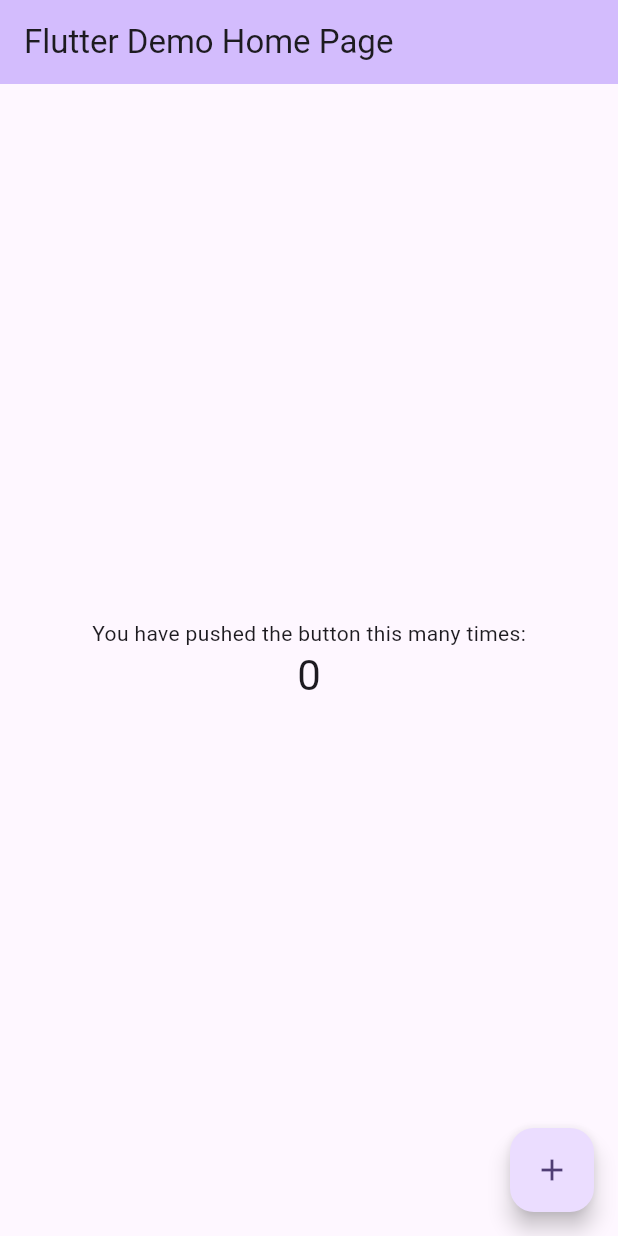
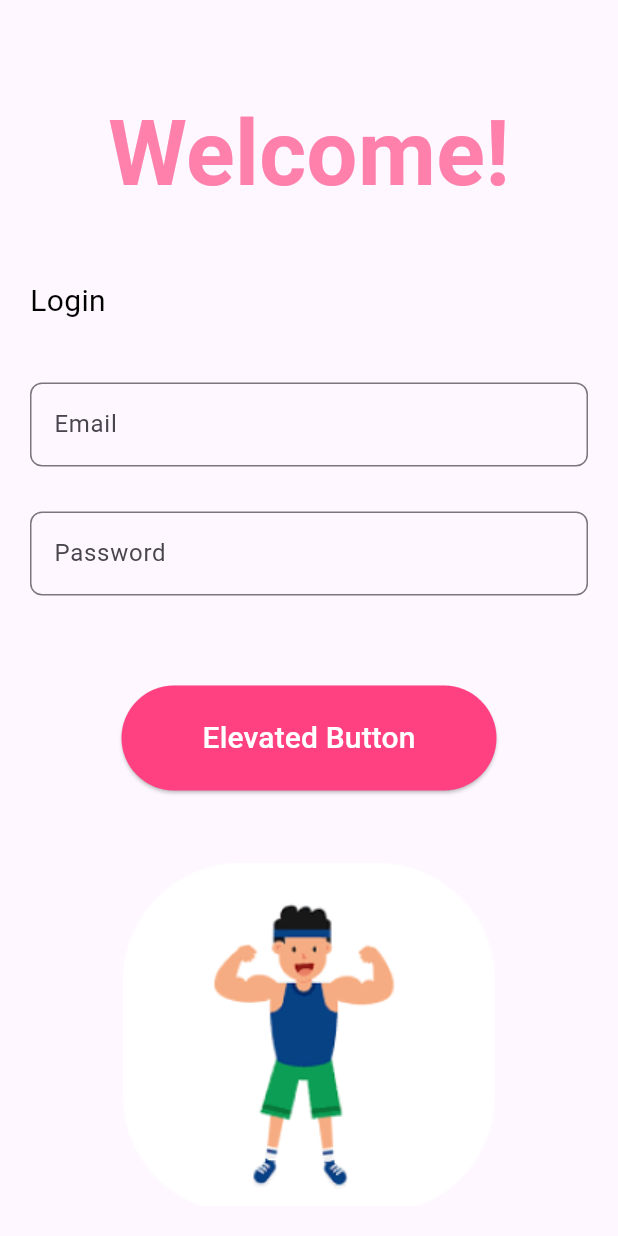
Before and after one commit to nahide81/mediaAilesi, a Flutter app: the screen it shows after launch, on a phone screen of 412 x 824 dp. Run offline on Flutter 3.47's test engine with Material 3 defaults, Android fonts, the phone set to English and light mode, and no system bars; our stand-ins replace firebase_auth, firebase_core; missing offline and left inert: dart:html; accounts and stored records are empty.

Commit message:
login ekranı

```diff
--- a/lib/app.dart
+++ b/lib/app.dart
@@ -1,4 +1,5 @@
 import 'package:flutter/material.dart';
+import 'package:little_bute/view/login_view.dart';
 
 import 'view/home_view.dart';
 
@@ -29,7 +30,7 @@ class MyApp extends StatelessWidget {
         colorScheme: ColorScheme.fromSeed(seedColor: Colors.deepPurple),
         useMaterial3: true,
       ),
-      home: const MyHomePage(title: 'Flutter Demo Home Page'),
+      home:  LoginView()
     );
   }
 }
--- /dev/null
+++ b/lib/auth_services/authservices.dart
@@ -0,0 +1,8 @@
+import 'package:firebase_core/firebase_core.dart';
+import 'package:firebase_auth/firebase_auth.dart';
+
+class UserServices{
+  final FirebaseAuth _auth = FirebaseAuth.instance;
+
+
+}
--- /dev/null
+++ b/lib/view/login_view.dart
@@ -0,0 +1,124 @@
+import 'dart:html';
+
+import 'package:flutter/gestures.dart';
+import 'package:flutter/material.dart';
+
+class LoginView extends StatelessWidget {
+  var email;
+
+   LoginView({super.key});
+
+  @override
+  Widget build(BuildContext context) {
+    return  Scaffold(
+        body: Padding(
+          padding: EdgeInsets.all(20.0),
+          child: SingleChildScrollView(
+            child: Column(
+              crossAxisAlignment: CrossAxisAlignment.start,
+              children: [
+                  const SizedBox(
+                    height: 40,
+                  ),
+                Center(
+                  child: Text('Welcome!',style: TextStyle(
+                      color: Colors.pinkAccent.shade100,
+                      fontWeight: FontWeight.bold,
+                      fontSize: 60
+                  ),
+                  ),
+                ),
+                SizedBox(
+                  height: 40,
+                ),
+                Text('Login',style: TextStyle(
+                    color: Colors.black,
+                    fontWeight: FontWeight.normal,
+                    fontSize: 20,
+
+
+                ),
+                ),
+                SizedBox(
+                  height: 40,
+                ),
+                TextField(
+
+                  decoration:InputDecoration(hintText:"Email",
+                    border: OutlineInputBorder(
+                      borderRadius: BorderRadius.circular(8.0),
+                      borderSide: BorderSide(
+                        color: Colors.black,
+                        width: 2.0,
+                      ),
+                    ),
+                  ),
+
+
+
+                ),
+                SizedBox(
+                  height:20,
+                ),
+                SizedBox(
+                  height:10,
+                ),
+                TextField(
+                  decoration:InputDecoration(hintText:"Password",
+                    border: OutlineInputBorder(
+                      borderRadius: BorderRadius.circular(8.0),
+                      borderSide: BorderSide(
+                        color: Colors.black,
+                        width: 2.0,
+                      ),
+                    ),
+                  ),
+
+
+                ),
+                SizedBox(
+                  height:60,
+                ),
+                Center(
+                  child: SizedBox(
+                    height: 70,
+                    width: 250,
+                    child: ElevatedButton(
+                      style: ElevatedButton.styleFrom(
+                        foregroundColor: Colors.white,
+                        backgroundColor: Colors.pinkAccent, // Yazı rengi
+                        // Diğer özellikleri de özelleştirebilirsiniz
+                      ),
+                      onPressed: () {
+                        // Butona tıklandığında yapılacak işlemler
+                      },
+                      child: Text('Elevated Button',
+                      style: TextStyle(fontSize: 20),),
+                    ),
+                  ),
+                ),
+              SizedBox(
+                height: 40,
+              ),
+              Center(
+                  child: Image.asset(
+                    "resim/resim2/loginresim.png",
+                    width: 300,
+                    height: 250,),
+                ),
+                SizedBox(
+                  height: 10,
+                ),
+                Center(
+                  child: Image.asset(
+                    "resim/resim2/Vector 4.png",
+                    width: 300,
+                    height: 250,),
+                ),
+              ],
+            ),
+          )
+        ),
+    );
+  }
+}
```
Also changed, not shown: pubspec.yaml (+5 -2 lines), lib/firebase_options.dart (added), pubspec.lock, resim/resim2/Vector 4.png (added), resim/resim2/loginresim.png (added), 8 other files.
